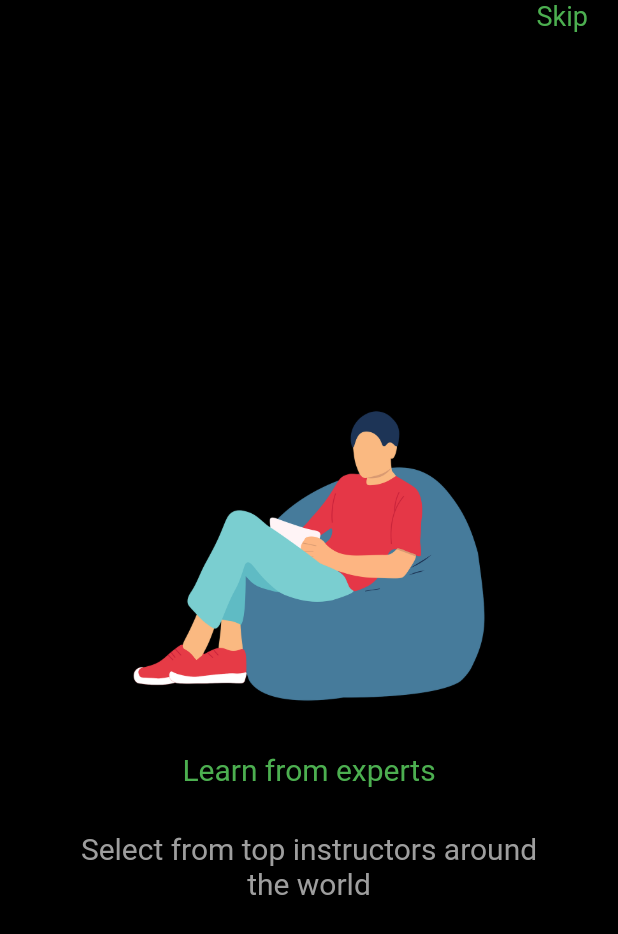
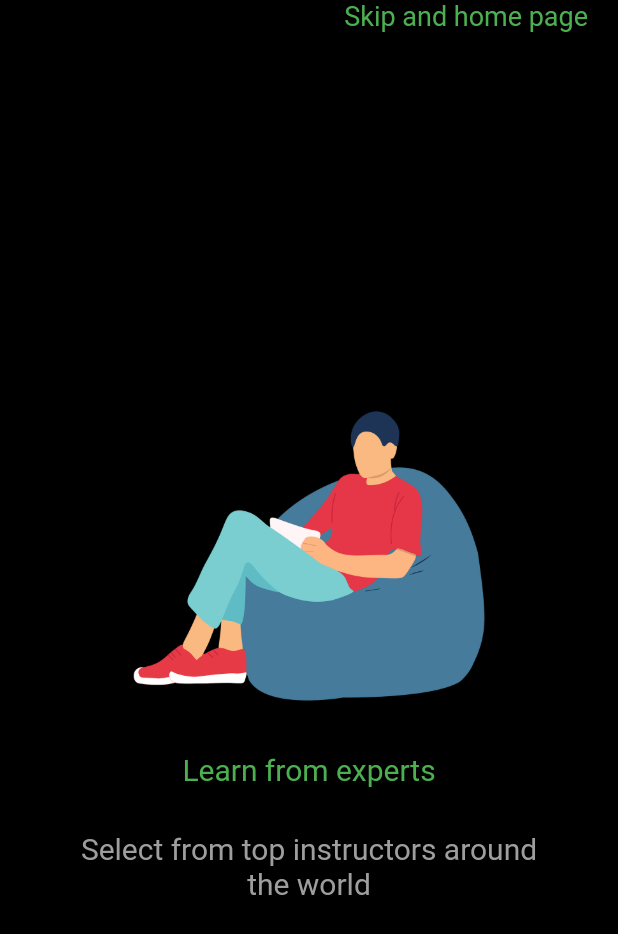
Before and after one commit to boburhoshimov06/introui, a Flutter app: the screen it shows after launch, on a phone screen of 412 x 824 dp. Shown: the top 934 px of the screen. Run offline on Flutter 3.47's test engine with Material 2 defaults, Android fonts, the phone set to English and light mode, and no system bars.

Commit message:
text edited

```diff
--- a/lib/pages/intro_page.dart
+++ b/lib/pages/intro_page.dart
@@ -70,7 +70,7 @@ class _IntroPageState extends State<IntroPage> {
             child: Padding(
               padding: EdgeInsets.only(left: 20, right: 20),
               child: Text(
-                'Skip',
+                'Skip and home page',
                 style: TextStyle(color: Colors.green, fontSize: 18),
               ),
             ),
```
